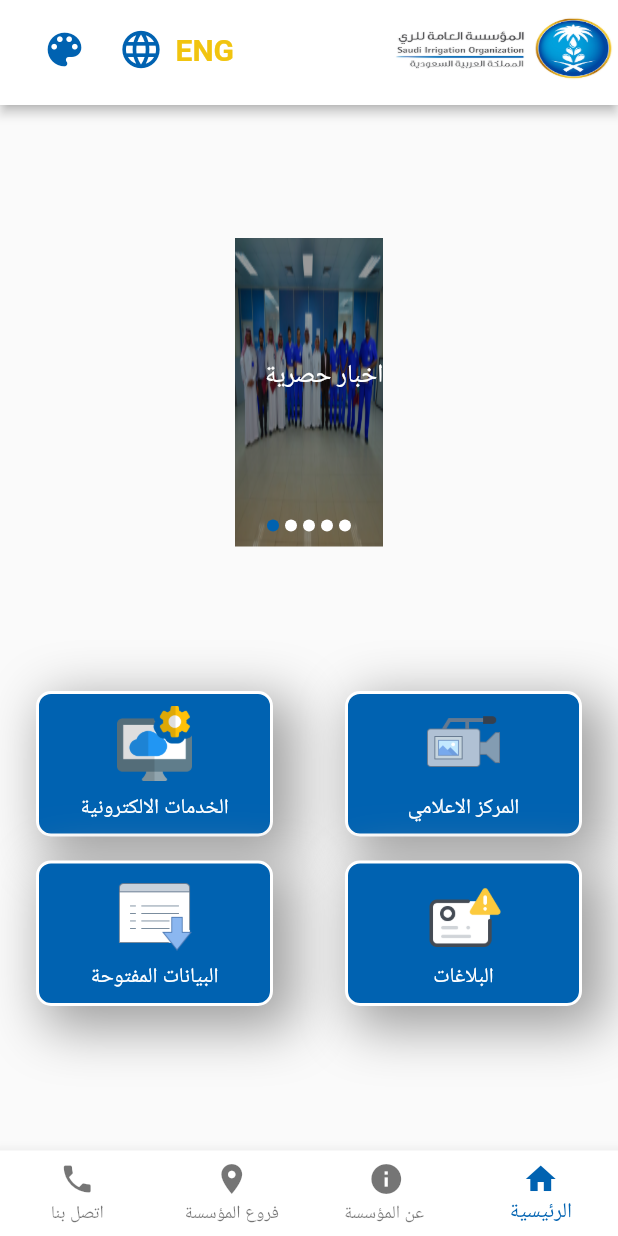
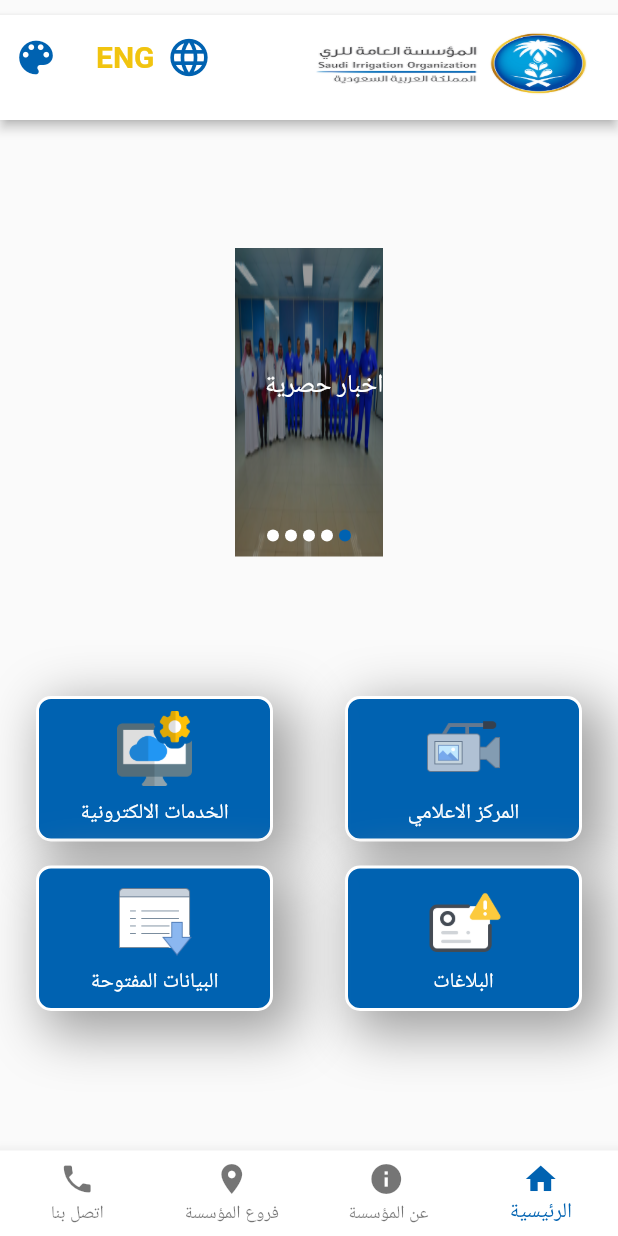
Before and after one commit to Esra12989/SIO_Platform_App, a Flutter app: the screen it shows after launch, on a phone screen of 412 x 824 dp. Run offline on Flutter 3.47's test engine with Material 2 defaults, Android fonts, the light colour scheme and no system bars; our stand-ins replace getflutter; Roboto replaces fonts that are missing (OpenSansSemiBold).

Commit message:
second commit

```diff
--- a/lib/main.dart
+++ b/lib/main.dart
@@ -10,6 +10,12 @@
   @override
   Widget build(BuildContext context) {
     return MaterialApp(
+      builder: (context, child) {
+        return Directionality(
+          textDirection: TextDirection.rtl,
+          child: child,
+        );
+      },
       title: 'Rai Platform',
       theme: ThemeData.light().copyWith(
         primaryColor: Color(0xFF0265a3),
--- a/lib/screens/home_screen.dart
+++ b/lib/screens/home_screen.dart
@@ -28,7 +28,7 @@
     return Scaffold(
       //appBar widget
       appBar: PreferredSize(
-        preferredSize: Size.fromHeight(70.0),
+        preferredSize: Size.fromHeight(80.0),
         child: appBarWidget(),
       ),
       body: Column(
@@ -82,37 +82,37 @@
                 mainAxisAlignment: MainAxisAlignment.center,
                 children: <Widget>[
                   HomeButton(
+                    buttonText: 'المركز الاعلامي',
+                    onPressed: () {
+                      //here write the code to navigate to media center page.
+                    },
+                    IconImage: 'assets/images/k2.png',
+                  ),
+                  HomeButton(
                     buttonText: 'الخدمات الالكترونية',
                     onPressed: () {
                       //here write the code to navigate to electronic services page.
                     },
                     IconImage: 'assets/images/k1.png',
                   ),
-                  HomeButton(
-                    buttonText: 'المركز الاعلامي',
-                    onPressed: () {
-                      //here write the code to navigate to media center page.
-                    },
-                    IconImage: 'assets/images/k2.png',
-                  )
                 ],
               ),
               Row(
                 mainAxisAlignment: MainAxisAlignment.center,
                 children: <Widget>[
                   HomeButton(
+                    buttonText: 'البلاغات',
+                    onPressed: () {
+                      //here write the code to navigate to other  page.
+                    },
+                    IconImage: 'assets/images/k4.png',
+                  ),
+                  HomeButton(
                     buttonText: 'البيانات المفتوحة',
                     onPressed: () {
                       //here write the code to navigate to open data page.
                     },
                     IconImage: 'assets/images/k3.png',
-                  ),
-                  HomeButton(
-                    buttonText: 'البلاغات',
-                    onPressed: () {
-                      //here write the code to navigate to other  page.
-                    },
-                    IconImage: 'assets/images/k4.png',
                   ),
                 ],
               ),
--- a/lib/widgets/appBarWidget.dart
+++ b/lib/widgets/appBarWidget.dart
@@ -5,26 +5,24 @@
 class appBarWidget extends StatelessWidget {
   @override
   Widget build(BuildContext context) {
-    return AppBar(
+    return Padding(
+      padding: const EdgeInsets.only(top: 10.0),
+      child: AppBar(
         elevation: 3,
         backgroundColor: Colors.white,
+        title: Row(
+          children: <Widget>[
+            Image.asset(
+              'assets/images/sio_logo.png',
+              fit: BoxFit.fill,
+              height: 50.0,
+              width: 200.0,
+            ),
+          ],
+        ),
         actions: <Widget>[
-        Padding(
-          padding: const EdgeInsets.only(top: 10.0),
-          child: Transform(
-            transform: Matrix4.translationValues(-80.0, 0.0, 0.0),
-            child: Row(
+          Row(
             children: <Widget>[
-                IconButton(
-                  icon: Icon(
-                    Icons.color_lens,
-                    size: 30.0,
-                  ),
-                  color: kButtonColor,
-                  onPressed: () {
-                    // Implement change color here...
-                  },
-                ),
               FlatButton.icon(
                 onPressed: () {},
                 icon: Icon(Icons.language, size: 30.0, color: kButtonColor),
@@ -36,27 +34,24 @@
                       fontWeight: FontWeight.bold,
                       textBaseline: TextBaseline.alphabetic),
                 ),
-                )
+              ),
+              IconButton(
+                icon: Icon(
+                  Icons.color_lens,
+                  size: 30.0,
+                ),
+                color: kButtonColor,
+                onPressed: () {
+                  // Implement change color here...
+                },
+              ),
             ],
-            ),
-          ),
           ),
 //        SizedBox(
 //          width: 70,
 //        ),
-        InkWell(
-          child: Row(
-            children: <Widget>[
-              Image.asset(
-                'assets/images/sio_logo.png',
-                fit: BoxFit.fill,
-                height: 50.0,
-                width: 160.0,
-              ),
         ],
       ),
-        ),
-      ],
     );
   }
 }
--- a/lib/widgets/bottomNavigationBarWidget.dart
+++ b/lib/widgets/bottomNavigationBarWidget.dart
@@ -14,13 +14,13 @@
 }
 
 class _BottomNavigationBarWidgetState extends State<BottomNavigationBarWidget> {
-  int _selectedIndex = 3;
+  int _selectedIndex = 0;
 
   final List<Widget> _widgetOptions = [
+    HomeScreen(),
+    AboutSIO(),
+    Branches(),
     CallUs(),
-    Branches(),
-    AboutSIO(),
-    HomeScreen(),
   ];
 
   void _onItemTapped(int index) {
@@ -41,17 +41,11 @@
         items: const <BottomNavigationBarItem>[
           BottomNavigationBarItem(
             icon: Icon(
-              Icons.phone,
+              Icons.home,
             ),
             title: Text(
-              'اتصل بنا',
+              'الرئيسية',
             ),
-          ),
-          BottomNavigationBarItem(
-            icon: Icon(
-              Icons.place,
-            ),
-            title: Text('فروع المؤسسة'),
           ),
           BottomNavigationBarItem(
             icon: Icon(
@@ -63,10 +57,16 @@
           ),
           BottomNavigationBarItem(
             icon: Icon(
-              Icons.home,
+              Icons.place,
+            ),
+            title: Text('فروع المؤسسة'),
+          ),
+          BottomNavigationBarItem(
+            icon: Icon(
+              Icons.phone,
             ),
             title: Text(
-              'الرئيسية',
+              'اتصل بنا',
             ),
           ),
         ],
--- a/pubspec.yaml
+++ b/pubspec.yaml
@@ -18,6 +18,8 @@
 
 dependencies:
   flutter:
+    sdk: flutter
+  flutter_localizations:
     sdk: flutter
 
   # The following adds the Cupertino Icons font to your application.
```
Also changed, not shown: pubspec.lock. Lines whose indentation alone changed are shown as unchanged.
